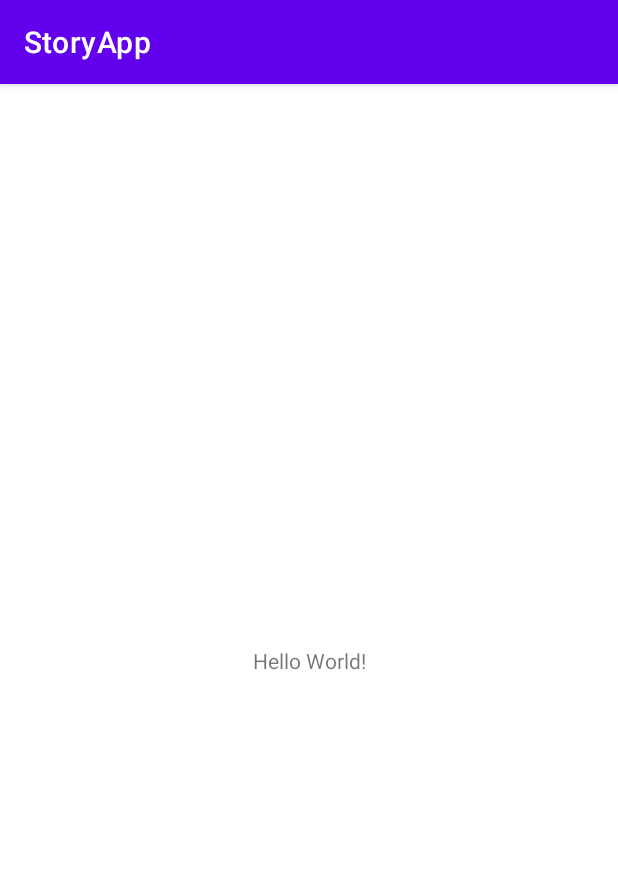
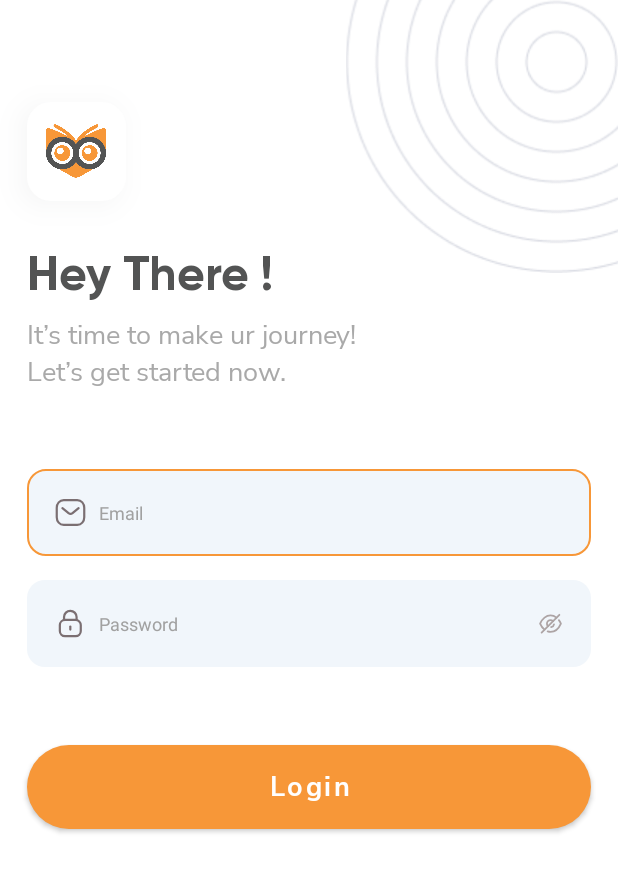
Before and after one commit to AlvinPradanaAntony/Story-App, an Android app: the screen it shows after launch (MainActivity before the commit, LoginActivity after it), on a phone screen of 412 x 824 dp. Shown: the top 872 px of the screen. Run offline under Robolectric (Android 15) with nearby library versions, the phone set to English and light mode, and no system bars.

Commit message:
Design login page

```diff
--- a/app/src/main/AndroidManifest.xml
+++ b/app/src/main/AndroidManifest.xml
@@ -12,7 +12,8 @@
         android:theme="@style/Theme.StoryApp"
         tools:targetApi="31">
         <activity
-            android:name=".LoginActivity"
+            android:name=".ui.login.LoginActivity"
+            android:theme="@style/Theme.StoryApp.NoActionBar"
             android:exported="false" />
         <activity
             android:name=".ui.splash.SplashActivity"
--- /dev/null
+++ b/app/src/main/java/com/devcode/storyapp/ui/customView/CustomEditText.kt
@@ -0,0 +1,49 @@
+package com.devcode.storyapp.ui.customView
+
+import android.content.Context
+import android.graphics.Canvas
+import android.graphics.drawable.Drawable
+import android.text.TextUtils
+import android.util.AttributeSet
+import android.view.MotionEvent
+import android.view.View
+import androidx.appcompat.widget.AppCompatEditText
+import androidx.core.content.ContextCompat
+import androidx.core.widget.addTextChangedListener
+import com.devcode.storyapp.R
+
+class CustomEditText: AppCompatEditText{
+    private lateinit var editTextBackground: Drawable
+    private lateinit var editTextErrorBackground: Drawable
+    private var isError = false
+
+    constructor(context: Context) : super(context) {
+        init()
+    }
+    constructor(context: Context, attrs: AttributeSet) : super(context, attrs) {
+        init()
+    }
+    constructor(context: Context, attrs: AttributeSet, defStyleAttr: Int) : super(context, attrs, defStyleAttr) {
+        init()
+    }
+    override fun onDraw(canvas: Canvas) {
+        super.onDraw(canvas)
+        background = if (isError) editTextErrorBackground else editTextBackground
+        addTextChangedListener(onTextChanged = { text, _, _, _ ->
+            if (!TextUtils.isEmpty(text) && text.toString().length < 8 && compoundDrawables[DRAWABLE_RIGHT] != null) {
+                error = resources.getString(R.string.password_minimum_character)
+                isError = true
+            } else {
+                error = null
+                isError = false
+            }
+        })
+    }
+    private fun init() {
+        editTextBackground = ContextCompat.getDrawable(context, R.drawable.style_bg_edittext) as Drawable
+        editTextErrorBackground = ContextCompat.getDrawable(context, R.drawable.style_edittext_error) as Drawable
+    }
+    companion object {
+        const val DRAWABLE_RIGHT = 2
+    }
+}
--- a/app/src/main/java/com/devcode/storyapp/ui/login/LoginActivity.kt
+++ b/app/src/main/java/com/devcode/storyapp/ui/login/LoginActivity.kt
@@ -1,12 +1,26 @@
 package com.devcode.storyapp.ui.login
 
+import android.os.Build
 import androidx.appcompat.app.AppCompatActivity
 import android.os.Bundle
+import android.view.WindowInsets
+import android.view.WindowManager
 import com.devcode.storyapp.R
+import com.devcode.storyapp.databinding.ActivityLoginBinding
+import com.devcode.storyapp.databinding.ActivityMainBinding
 
 class LoginActivity : AppCompatActivity() {
+    private lateinit var binding: ActivityLoginBinding
     override fun onCreate(savedInstanceState: Bundle?) {
         super.onCreate(savedInstanceState)
-        setContentView(R.layout.activity_login)
+        binding = ActivityLoginBinding.inflate(layoutInflater)
+        setContentView(binding.root)
+
+        if (Build.VERSION.SDK_INT >= Build.VERSION_CODES.P) {
+            binding.frameLayout.outlineAmbientShadowColor = getColor(R.color.shadowColor)
+            binding.frameLayout.outlineSpotShadowColor = getColor(R.color.shadowColor)
+        } else {
+            binding.frameLayout.elevation = 6f
+        }
     }
 }
--- a/app/src/main/java/com/devcode/storyapp/ui/splash/SplashActivity.kt
+++ b/app/src/main/java/com/devcode/storyapp/ui/splash/SplashActivity.kt
@@ -24,6 +24,7 @@ import androidx.appcompat.app.AppCompatActivity
 import com.devcode.storyapp.MainActivity
 import com.devcode.storyapp.R
 import com.devcode.storyapp.databinding.ActivitySplashBinding
+import com.devcode.storyapp.ui.login.LoginActivity
 
 
 @SuppressLint("CustomSplashScreen")
@@ -35,12 +36,11 @@ class SplashActivity : AppCompatActivity() {
         binding = ActivitySplashBinding.inflate(layoutInflater)
         setContentView(binding.root)
 
-        setupView()
         getVersionApp()
         customSpanTitleLogo()
         playAnimation()
         Handler(Looper.getMainLooper()).postDelayed({
-            val intent = Intent(this, MainActivity::class.java)
+            val intent = Intent(this, LoginActivity::class.java)
             startActivity(intent)
             overridePendingTransition(android.R.anim.fade_in, android.R.anim.fade_out)
             finish()
@@ -85,18 +85,6 @@ class SplashActivity : AppCompatActivity() {
         }, delayAnimation)
     }
 
-    private fun setupView() {
-        @Suppress("DEPRECATION")
-        if (Build.VERSION.SDK_INT >= Build.VERSION_CODES.R) {
-            window.insetsController?.hide(WindowInsets.Type.statusBars())
-        } else {
-            window.setFlags(
-                WindowManager.LayoutParams.FLAG_FULLSCREEN,
-                WindowManager.LayoutParams.FLAG_FULLSCREEN
-            )
-        }
-    }
-
     companion object{
         const val delaySplashScreen = 6000L
         const val delayAnimation = 2500L
--- /dev/null
+++ b/app/src/main/res/drawable/ic_account.xml
@@ -0,0 +1,24 @@
+<vector xmlns:android="http://schemas.android.com/apk/res/android"
+    android:width="18dp"
+    android:height="18dp"
+    android:viewportWidth="18"
+    android:viewportHeight="18">
+  <group>
+    <clip-path
+        android:pathData="M3,10.872H14.88V16.403H3V10.872Z"
+        android:fillType="evenOdd"/>
+    <path
+        android:pathData="M8.941,11.997C5.745,11.997 4.125,12.546 4.125,13.63C4.125,14.723 5.745,15.278 8.941,15.278C12.136,15.278 13.755,14.729 13.755,13.645C13.755,12.551 12.136,11.997 8.941,11.997ZM8.941,16.403C7.471,16.403 3,16.403 3,13.63C3,11.158 6.391,10.872 8.941,10.872C10.41,10.872 14.88,10.872 14.88,13.645C14.88,16.117 11.49,16.403 8.941,16.403Z"
+        android:fillColor="#7B6F72"
+        android:fillType="evenOdd"/>
+  </group>
+  <group>
+    <clip-path
+        android:pathData="M4.958,1.5H12.922V9.464H4.958V1.5Z"
+        android:fillType="evenOdd"/>
+    <path
+        android:pathData="M8.941,2.571C7.335,2.571 6.029,3.877 6.029,5.482C6.023,7.083 7.32,8.388 8.919,8.394L8.941,8.929V8.394C10.546,8.394 11.852,7.087 11.852,5.482C11.852,3.877 10.546,2.571 8.941,2.571ZM8.941,9.464H8.917C6.725,9.457 4.95,7.67 4.958,5.48C4.958,3.286 6.744,1.5 8.941,1.5C11.137,1.5 12.922,3.286 12.922,5.482C12.922,7.678 11.137,9.464 8.941,9.464Z"
+        android:fillColor="#7B6F72"
+        android:fillType="evenOdd"/>
+  </group>
+</vector>
--- /dev/null
+++ b/app/src/main/res/drawable/ic_add.xml
@@ -0,0 +1,5 @@
+<vector android:height="24dp" android:tint="#FFFFFF"
+    android:viewportHeight="24" android:viewportWidth="24"
+    android:width="24dp" xmlns:android="http://schemas.android.com/apk/res/android">
+    <path android:fillColor="@android:color/white" android:pathData="M19,13h-6v6h-2v-6H5v-2h6V5h2v6h6v2z"/>
+</vector>
--- /dev/null
+++ b/app/src/main/res/drawable/ic_exit.xml
@@ -0,0 +1,5 @@
+<vector android:height="24dp" android:tint="#000000"
+    android:viewportHeight="24" android:viewportWidth="24"
+    android:width="24dp" xmlns:android="http://schemas.android.com/apk/res/android">
+    <path android:fillColor="@android:color/white" android:pathData="M10.09,15.59L11.5,17l5,-5 -5,-5 -1.41,1.41L12.67,11H3v2h9.67l-2.58,2.59zM19,3H5c-1.11,0 -2,0.9 -2,2v4h2V5h14v14H5v-4H3v4c0,1.1 0.89,2 2,2h14c1.1,0 2,-0.9 2,-2V5c0,-1.1 -0.9,-2 -2,-2z"/>
+</vector>
--- /dev/null
+++ b/app/src/main/res/drawable/ic_language.xml
@@ -0,0 +1,5 @@
+<vector android:height="24dp" android:tint="#000000"
+    android:viewportHeight="24" android:viewportWidth="24"
+    android:width="24dp" xmlns:android="http://schemas.android.com/apk/res/android">
+    <path android:fillColor="@android:color/black" android:pathData="M11.99,2C6.47,2 2,6.48 2,12s4.47,10 9.99,10C17.52,22 22,17.52 22,12S17.52,2 11.99,2zM18.92,8h-2.95c-0.32,-1.25 -0.78,-2.45 -1.38,-3.56 1.84,0.63 3.37,1.91 4.33,3.56zM12,4.04c0.83,1.2 1.48,2.53 1.91,3.96h-3.82c0.43,-1.43 1.08,-2.76 1.91,-3.96zM4.26,14C4.1,13.36 4,12.69 4,12s0.1,-1.36 0.26,-2h3.38c-0.08,0.66 -0.14,1.32 -0.14,2 0,0.68 0.06,1.34 0.14,2L4.26,14zM5.08,16h2.95c0.32,1.25 0.78,2.45 1.38,3.56 -1.84,-0.63 -3.37,-1.9 -4.33,-3.56zM8.03,8L5.08,8c0.96,-1.66 2.49,-2.93 4.33,-3.56C8.81,5.55 8.35,6.75 8.03,8zM12,19.96c-0.83,-1.2 -1.48,-2.53 -1.91,-3.96h3.82c-0.43,1.43 -1.08,2.76 -1.91,3.96zM14.34,14L9.66,14c-0.09,-0.66 -0.16,-1.32 -0.16,-2 0,-0.68 0.07,-1.35 0.16,-2h4.68c0.09,0.65 0.16,1.32 0.16,2 0,0.68 -0.07,1.34 -0.16,2zM14.59,19.56c0.6,-1.11 1.06,-2.31 1.38,-3.56h2.95c-0.96,1.65 -2.49,2.93 -4.33,3.56zM16.36,14c0.08,-0.66 0.14,-1.32 0.14,-2 0,-0.68 -0.06,-1.34 -0.14,-2h3.38c0.16,0.64 0.26,1.31 0.26,2s-0.1,1.36 -0.26,2h-3.38z"/>
+</vector>
--- /dev/null
+++ b/app/src/main/res/drawable/ic_lock.xml
@@ -0,0 +1,28 @@
+<vector xmlns:android="http://schemas.android.com/apk/res/android"
+    android:width="22dp"
+    android:height="22dp"
+    android:viewportWidth="18"
+    android:viewportHeight="18">
+  <path
+      android:pathData="M12.318,7.086V5.476C12.318,3.591 10.789,2.062 8.904,2.062C7.02,2.054 5.485,3.575 5.477,5.461V5.476V7.086"
+      android:strokeLineJoin="round"
+      android:strokeWidth="1.2"
+      android:fillColor="#00000000"
+      android:strokeColor="#7B6F72"
+      android:strokeLineCap="round"/>
+  <path
+      android:pathData="M11.762,15.937H6.032C4.461,15.937 3.188,14.664 3.188,13.093V9.876C3.188,8.305 4.461,7.032 6.032,7.032H11.762C13.333,7.032 14.606,8.305 14.606,9.876V13.093C14.606,14.664 13.333,15.937 11.762,15.937Z"
+      android:strokeLineJoin="round"
+      android:strokeWidth="1.2"
+      android:fillColor="#00000000"
+      android:fillType="evenOdd"
+      android:strokeColor="#7B6F72"
+      android:strokeLineCap="round"/>
+  <path
+      android:pathData="M8.897,10.652V12.318"
+      android:strokeLineJoin="round"
+      android:strokeWidth="1.2"
+      android:fillColor="#00000000"
+      android:strokeColor="#7B6F72"
+      android:strokeLineCap="round"/>
+</vector>
--- /dev/null
+++ b/app/src/main/res/drawable/ic_login.xml
@@ -0,0 +1,10 @@
+<vector xmlns:android="http://schemas.android.com/apk/res/android"
+    android:width="24dp"
+    android:height="24dp"
+    android:viewportWidth="24"
+    android:viewportHeight="24">
+  <path
+      android:pathData="M11.886,2H16.925C19.445,2 21.5,4 21.5,6.44V17.56C21.5,20.01 19.445,22 16.905,22H11.876C9.356,22 7.291,20.01 7.291,17.57V12.77H13.693L12.041,14.37C11.731,14.67 11.731,15.16 12.041,15.46C12.196,15.61 12.402,15.68 12.609,15.68C12.805,15.68 13.012,15.61 13.167,15.46L16.182,12.55C16.337,12.41 16.419,12.21 16.419,12C16.419,11.8 16.337,11.6 16.182,11.46L13.167,8.55C12.857,8.25 12.351,8.25 12.041,8.55C11.731,8.85 11.731,9.34 12.041,9.64L13.693,11.23H7.291V6.45C7.291,4 9.356,2 11.886,2ZM2.5,12C2.5,11.58 2.855,11.23 3.282,11.23H7.291V12.77H3.282C2.855,12.77 2.5,12.43 2.5,12Z"
+      android:fillColor="#ffffff"
+      android:fillType="evenOdd"/>
+</vector>
--- /dev/null
+++ b/app/src/main/res/drawable/ic_message.xml
@@ -0,0 +1,21 @@
+<vector xmlns:android="http://schemas.android.com/apk/res/android"
+    android:width="22dp"
+    android:height="22dp"
+    android:viewportWidth="18"
+    android:viewportHeight="18">
+  <path
+      android:pathData="M13.427,6.638L10.094,9.348C9.465,9.848 8.579,9.848 7.949,9.348L4.589,6.638"
+      android:strokeLineJoin="round"
+      android:strokeWidth="1.2"
+      android:fillColor="#00000000"
+      android:strokeColor="#7B6F72"
+      android:strokeLineCap="round"/>
+  <path
+      android:pathData="M12.682,15.75C14.963,15.756 16.5,13.882 16.5,11.579V6.428C16.5,4.124 14.963,2.25 12.682,2.25H5.318C3.037,2.25 1.5,4.124 1.5,6.428V11.579C1.5,13.882 3.037,15.756 5.318,15.75H12.682Z"
+      android:strokeLineJoin="round"
+      android:strokeWidth="1.2"
+      android:fillColor="#00000000"
+      android:fillType="evenOdd"
+      android:strokeColor="#7B6F72"
+      android:strokeLineCap="round"/>
+</vector>
--- /dev/null
+++ b/app/src/main/res/drawable/ic_password.xml
@@ -0,0 +1,41 @@
+<vector xmlns:android="http://schemas.android.com/apk/res/android"
+    android:width="18dp"
+    android:height="18dp"
+    android:viewportWidth="18"
+    android:viewportHeight="18">
+  <path
+      android:pathData="M7.32,10.775C6.889,10.345 6.627,9.76 6.627,9.103C6.627,7.789 7.686,6.729 9,6.729C9.65,6.729 10.248,6.992 10.672,7.423"
+      android:strokeLineJoin="round"
+      android:strokeWidth="1.2"
+      android:fillColor="#00000000"
+      android:strokeColor="#ADA4A5"
+      android:strokeLineCap="round"/>
+  <path
+      android:pathData="M11.329,9.524C11.155,10.492 10.393,11.255 9.426,11.431"
+      android:strokeLineJoin="round"
+      android:strokeWidth="1.2"
+      android:fillColor="#00000000"
+      android:strokeColor="#ADA4A5"
+      android:strokeLineCap="round"/>
+  <path
+      android:pathData="M4.991,13.104C3.801,12.17 2.793,10.805 2.062,9.103C2.8,7.394 3.815,6.021 5.013,5.079C6.203,4.137 7.576,3.626 9,3.626C10.432,3.626 11.804,4.145 13.002,5.093"
+      android:strokeLineJoin="round"
+      android:strokeWidth="1.2"
+      android:fillColor="#00000000"
+      android:strokeColor="#ADA4A5"
+      android:strokeLineCap="round"/>
+  <path
+      android:pathData="M14.586,6.743C15.102,7.429 15.556,8.22 15.937,9.103C14.462,12.52 11.855,14.579 9,14.579C8.352,14.579 7.714,14.474 7.101,14.269"
+      android:strokeLineJoin="round"
+      android:strokeWidth="1.2"
+      android:fillColor="#00000000"
+      android:strokeColor="#ADA4A5"
+      android:strokeLineCap="round"/>
+  <path
+      android:pathData="M14.915,3.187L3.085,15.018"
+      android:strokeLineJoin="round"
+      android:strokeWidth="1.2"
+      android:fillColor="#00000000"
+      android:strokeColor="#ADA4A5"
+      android:strokeLineCap="round"/>
+</vector>
--- /dev/null
+++ b/app/src/main/res/drawable/style_bg_edittext.xml
@@ -0,0 +1,16 @@
+<?xml version="1.0" encoding="utf-8"?>
+<selector xmlns:android="http://schemas.android.com/apk/res/android">
+    <item android:state_focused="true">
+        <shape android:shape="rectangle">
+            <stroke android:width="1dp" android:color="@color/colorPrimary" />
+            <solid android:color="@color/backgroundColorField" />
+            <corners android:radius="12dp"/>
+        </shape>
+    </item>
+    <item>
+        <shape android:shape="rectangle">
+            <solid android:color="@color/backgroundColorField" />
+            <corners android:radius="12dp"/>
+        </shape>
+    </item>
+</selector>
--- /dev/null
+++ b/app/src/main/res/drawable/style_buttonlogin.xml
@@ -0,0 +1,9 @@
+<?xml version="1.0" encoding="utf-8"?>
+<selector xmlns:android="http://schemas.android.com/apk/res/android">
+    <item>
+        <shape android:shape="rectangle">
+            <solid android:color="@color/colorPrimary" />
+            <corners android:radius="40dp"/>
+        </shape>
+    </item>
+</selector>
--- /dev/null
+++ b/app/src/main/res/drawable/style_edittext_error.xml
@@ -0,0 +1,10 @@
+<?xml version="1.0" encoding="utf-8"?>
+<selector xmlns:android="http://schemas.android.com/apk/res/android">
+    <item>
+        <shape android:shape="rectangle">
+            <solid android:color="@color/backgroundColorField" />
+            <stroke android:width="1dp" android:color="@color/red_200" />
+            <corners android:radius="12dp"/>
+        </shape>
+    </item>
+</selector>
--- a/app/src/main/res/layout/activity_login.xml
+++ b/app/src/main/res/layout/activity_login.xml
@@ -6,18 +6,16 @@
     android:layout_height="match_parent"
     tools:context=".ui.login.LoginActivity">
 
-
-
     <FrameLayout
         android:id="@+id/frameLayout"
         android:layout_width="66dp"
         android:layout_height="66dp"
+        android:layout_marginStart="18dp"
         android:layout_marginTop="68dp"
         android:background="@drawable/container_rounded1"
         android:elevation="12dp"
         android:outlineAmbientShadowColor="@color/shadowColor"
         android:outlineSpotShadowColor="@color/shadowColor"
-        app:layout_constraintEnd_toEndOf="parent"
         app:layout_constraintHorizontal_bias="0.046"
         app:layout_constraintStart_toStartOf="parent"
         app:layout_constraintTop_toTopOf="parent">
@@ -42,6 +40,7 @@
         app:layout_constraintTop_toBottomOf="@+id/frameLayout" />
 
     <TextView
+        android:id="@+id/textView2"
         android:layout_width="250dp"
         android:layout_height="wrap_content"
         android:layout_marginTop="8dp"
@@ -60,4 +59,58 @@
         android:src="@drawable/abtract1"
         app:layout_constraintEnd_toEndOf="parent"
         app:layout_constraintTop_toTopOf="parent" />
+
+    <com.devcode.storyapp.ui.customView.CustomEditText
+        android:id="@+id/txt_email"
+        android:layout_width="0dp"
+        android:layout_height="wrap_content"
+        android:layout_marginHorizontal="18dp"
+        android:layout_marginTop="52dp"
+        android:drawableStart="@drawable/ic_message"
+        android:drawablePadding="8dp"
+        android:hint="Email"
+        android:padding="18dp"
+        android:textColor="@color/textColorCaption"
+        android:textColorHint="@color/textColorCaption2"
+        android:textSize="12sp"
+        app:layout_constraintEnd_toEndOf="parent"
+        app:layout_constraintHorizontal_bias="0.457"
+        app:layout_constraintStart_toStartOf="parent"
+        app:layout_constraintTop_toBottomOf="@+id/textView2" />
+
+    <com.devcode.storyapp.ui.customView.CustomEditText
+        android:id="@+id/txt_pass"
+        android:layout_width="0dp"
+        android:layout_height="wrap_content"
+        android:layout_marginHorizontal="18dp"
+        android:layout_marginTop="16dp"
+        android:drawableStart="@drawable/ic_lock"
+        android:drawableEnd="@drawable/ic_password"
+        android:drawablePadding="8dp"
+        android:hint="Password"
+        android:inputType="textPassword"
+        android:textColorHint="@color/textColorCaption2"
+        android:padding="18dp"
+        android:textColor="@color/textColorCaption"
+        android:textSize="12sp"
+        app:layout_constraintEnd_toEndOf="parent"
+        app:layout_constraintHorizontal_bias="0.514"
+        app:layout_constraintStart_toStartOf="parent"
+        app:layout_constraintTop_toBottomOf="@+id/txt_email" />
+
+    <Button
+        android:layout_width="0dp"
+        android:layout_height="56dp"
+        android:layout_marginTop="52dp"
+        android:background="@drawable/style_buttonlogin"
+        android:text="Login"
+        android:fontFamily="@font/nunito_sans_bold"
+        android:textAllCaps="false"
+        android:textSize="18sp"
+        app:layout_constraintEnd_toEndOf="@+id/txt_pass"
+        app:layout_constraintHorizontal_bias="0.0"
+        app:layout_constraintStart_toStartOf="@+id/txt_pass"
+        app:layout_constraintTop_toBottomOf="@+id/txt_pass" />
+
+
 </androidx.constraintlayout.widget.ConstraintLayout>
--- a/app/src/main/res/values/colors.xml
+++ b/app/src/main/res/values/colors.xml
@@ -7,6 +7,17 @@
     <color name="teal_700">#FF018786</color>
     <color name="black">#FF000000</color>
     <color name="white">#FFFFFFFF</color>
+    <color name="red_200">#CF212A</color>
 
+    <color name="colorPrimary">#F79738</color>
     <color name="shadowColor">#4D22292E</color>
+    <color name="statusBarColor">#DBDBDB</color>
+    <color name="backgroundColorField">#F1F6FB</color>
+    <color name="textColorPrimary">#535454</color>
+    <color name="textColorCaption">#848484</color>
+    <color name="textColorCaption2">#A1A1A1</color>
+
+
+
+
 </resources>
--- a/app/src/main/res/values/strings.xml
+++ b/app/src/main/res/values/strings.xml
@@ -1,4 +1,6 @@
 <resources>
     <string name="app_name">StoryApp</string>
     <string name="title_logo">StoryApp</string>
+
+    <string name="password_minimum_character">Password must be at least 8 characters</string>
 </resources>
--- a/app/src/main/res/values/themes.xml
+++ b/app/src/main/res/values/themes.xml
@@ -2,8 +2,8 @@
     <!-- Base application theme. -->
     <style name="Theme.StoryApp" parent="Theme.MaterialComponents.Light.DarkActionBar">
         <!-- Primary brand color. -->
-        <item name="colorPrimary">@color/purple_500</item>
-        <item name="colorPrimaryVariant">@color/purple_700</item>
+        <item name="colorPrimary">@color/colorPrimary</item>
+        <item name="colorPrimaryVariant">@color/statusBarColor</item>
         <item name="colorOnPrimary">@color/white</item>
         <!-- Secondary brand color. -->
         <item name="colorSecondary">@color/teal_200</item>
@@ -16,8 +16,8 @@
 
     <style name="Theme.StoryApp.NoActionBar" parent="Theme.MaterialComponents.Light.NoActionBar">
         <!-- Primary brand color. -->
-        <item name="colorPrimary">@color/purple_500</item>
-        <item name="colorPrimaryVariant">@color/purple_700</item>
+        <item name="colorPrimary">@color/colorPrimary</item>
+        <item name="colorPrimaryVariant">@color/statusBarColor</item>
         <item name="colorOnPrimary">@color/white</item>
         <!-- Secondary brand color. -->
         <item name="colorSecondary">@color/teal_200</item>
```
